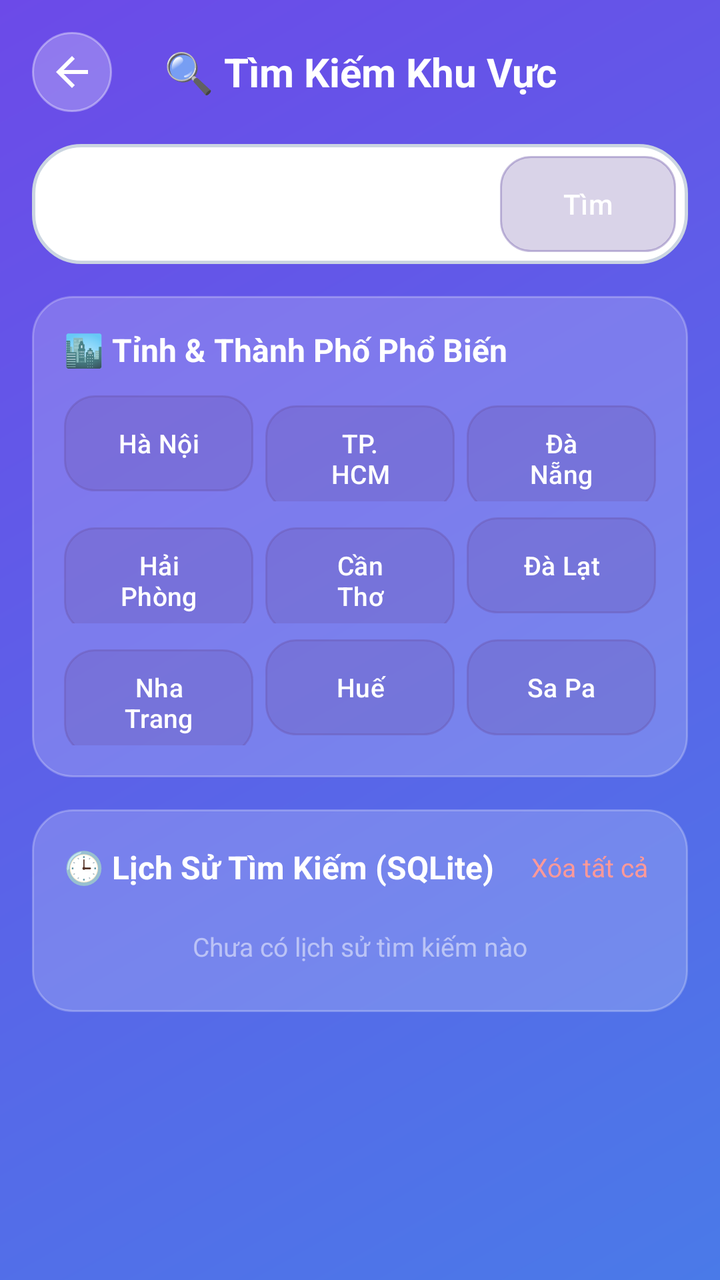
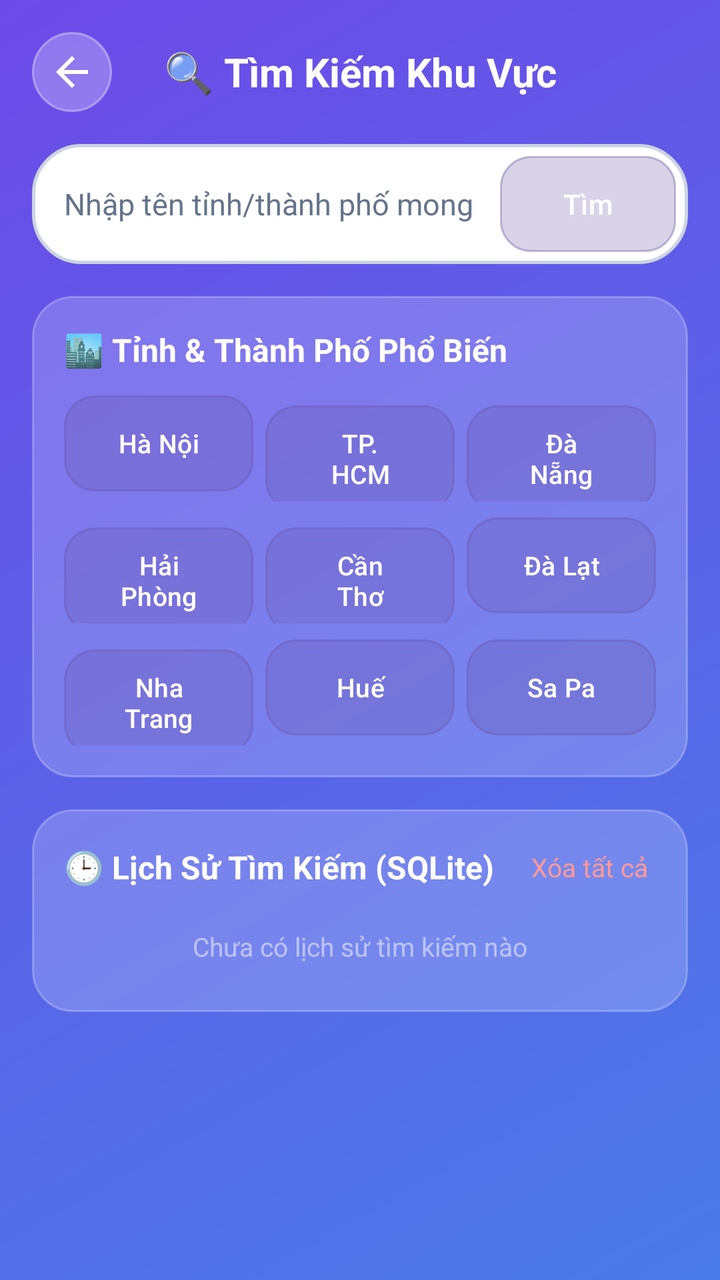

Compare the two renders of this Android layout. The source of the first and the diff that turns it into the second are given below.
<!-- AndroidManifest.xml: application theme Theme.DuBaoThoiTiet -->
<!-- res/layout/activity_search_location.xml -->
<?xml version="1.0" encoding="utf-8"?>
<ScrollView xmlns:android="http://schemas.android.com/apk/res/android"
    xmlns:app="http://schemas.android.com/apk/res-auto"
    android:layout_width="match_parent"
    android:layout_height="match_parent"
    android:background="@drawable/gradient_background"
    android:fillViewport="true"
    android:fitsSystemWindows="true">

    <LinearLayout
        android:layout_width="match_parent"
        android:layout_height="wrap_content"
        android:orientation="vertical"
        android:padding="16dp">

        
        <LinearLayout
            android:layout_width="match_parent"
            android:layout_height="wrap_content"
            android:orientation="horizontal"
            android:gravity="center_vertical"
            android:layout_marginBottom="16dp">

            <ImageButton
                android:id="@+id/btnBackSearchLoc"
                android:layout_width="40dp"
                android:layout_height="40dp"
                android:src="@drawable/ic_back"
                android:background="@drawable/button_circle"
                android:contentDescription="Quay lại"
                app:tint="@android:color/white" />

            <TextView
                android:layout_width="0dp"
                android:layout_height="wrap_content"
                android:layout_weight="1"
                android:text="🔍 Tìm Kiếm Khu Vực"
                android:textColor="@android:color/white"
                android:textSize="20sp"
                android:textStyle="bold"
                android:gravity="center"
                android:layout_marginEnd="40dp"/>
        </LinearLayout>

        
        <LinearLayout
            android:layout_width="match_parent"
            android:layout_height="wrap_content"
            android:orientation="horizontal"
            android:background="@drawable/search_background"
            android:padding="6dp"
            android:gravity="center_vertical"
            android:layout_marginBottom="16dp">

            <EditText
                android:id="@+id/etSearchQuery"
                android:layout_width="0dp"
                android:layout_height="wrap_content"
                android:layout_weight="1"
                android:hint="Nhập tên tỉnh/thành phố mong muốn..."
                android:textColorHint="#80FFFFFF"
                android:textColor="@android:color/white"
                android:background="@android:color/transparent"
                android:padding="10dp"
                android:textSize="15sp"
                android:inputType="text"
                android:imeOptions="actionSearch"/>

            <Button
                android:id="@+id/btnDoSearch"
                android:layout_width="wrap_content"
                android:layout_height="wrap_content"
                android:text="Tìm"
                android:textColor="@android:color/white"
                android:background="@drawable/button_normal"
                android:paddingHorizontal="16dp"/>
        </LinearLayout>

        
        <LinearLayout
            android:id="@+id/layoutSearchSuggestions"
            android:layout_width="match_parent"
            android:layout_height="wrap_content"
            android:orientation="vertical"
            android:background="@drawable/suggestions_background"
            android:padding="8dp"
            android:layout_marginBottom="16dp"
            android:visibility="gone">

            <TextView
                android:id="@+id/tvSuggestionHeader"
                android:layout_width="wrap_content"
                android:layout_height="wrap_content"
                android:text="📍 GỢI Ý ĐỊA PHƯƠNG PHÙ HỢP:"
                android:textColor="#80FFFFFF"
                android:textSize="11sp"
                android:textStyle="bold"
                android:layout_marginBottom="6dp"
                android:layout_marginStart="4dp"/>

            <LinearLayout
                android:id="@+id/containerSuggestions"
                android:layout_width="match_parent"
                android:layout_height="wrap_content"
                android:orientation="vertical"/>
        </LinearLayout>

        
        <LinearLayout
            android:id="@+id/cardSearchResult"
            android:layout_width="match_parent"
            android:layout_height="wrap_content"
            android:orientation="vertical"
            android:background="@drawable/card_background"
            android:padding="16dp"
            android:layout_marginBottom="16dp"
            android:visibility="gone">

            <TextView
                android:id="@+id/tvResultCityName"
                android:layout_width="wrap_content"
                android:layout_height="wrap_content"
                android:text="Đà Nẵng, Việt Nam"
                android:textColor="@android:color/white"
                android:textSize="20sp"
                android:textStyle="bold"/>

            <LinearLayout
                android:layout_width="match_parent"
                android:layout_height="wrap_content"
                android:orientation="horizontal"
                android:gravity="center_vertical"
                android:layout_marginTop="8dp">

                <TextView
                    android:id="@+id/tvResultTemp"
                    android:layout_width="0dp"
                    android:layout_height="wrap_content"
                    android:layout_weight="1"
                    android:text="29°C"
                    android:textColor="@android:color/white"
                    android:textSize="36sp"
                    android:textStyle="bold"/>

                <TextView
                    android:id="@+id/tvResultCondition"
                    android:layout_width="wrap_content"
                    android:layout_height="wrap_content"
                    android:text="🌤️ Nắng đẹp"
                    android:textColor="#E6FFFFFF"
                    android:textSize="16sp"/>
            </LinearLayout>

            <TextView
                android:id="@+id/tvResultDetails"
                android:layout_width="wrap_content"
                android:layout_height="wrap_content"
                android:text="Độ ẩm: 65% | Gió: 12 km/h | UV: 6"
                android:textColor="#B3FFFFFF"
                android:textSize="13sp"
                android:layout_marginTop="6dp"/>

            <Button
                android:id="@+id/btnSetAsMainCity"
                android:layout_width="match_parent"
                android:layout_height="wrap_content"
                android:text="Xem Đầy Đủ Trên Trang Chủ"
                android:textColor="@android:color/white"
                android:background="@drawable/button_normal"
                android:padding="10dp"
                android:layout_marginTop="12dp"/>
        </LinearLayout>

        
        <LinearLayout
            android:layout_width="match_parent"
            android:layout_height="wrap_content"
            android:orientation="vertical"
            android:background="@drawable/card_background"
            android:padding="16dp"
            android:layout_marginBottom="16dp">

            <TextView
                android:layout_width="wrap_content"
                android:layout_height="wrap_content"
                android:text="🏙️ Tỉnh &amp; Thành Phố Phổ Biến"
                android:textColor="@android:color/white"
                android:textSize="16sp"
                android:textStyle="bold"
                android:layout_marginBottom="12dp"/>

            
            <LinearLayout
                android:layout_width="match_parent"
                android:layout_height="wrap_content"
                android:orientation="horizontal"
                android:layout_marginBottom="8dp">

                <Button
                    android:id="@+id/chipHanoi"
                    android:layout_width="0dp"
                    android:layout_height="wrap_content"
                    android:layout_weight="1"
                    android:text="Hà Nội"
                    android:textColor="@android:color/white"
                    android:textSize="13sp"
                    android:background="@drawable/button_normal"
                    android:layout_marginEnd="6dp"/>

                <Button
                    android:id="@+id/chipHcm"
                    android:layout_width="0dp"
                    android:layout_height="wrap_content"
                    android:layout_weight="1"
                    android:text="TP. HCM"
                    android:textColor="@android:color/white"
                    android:textSize="13sp"
                    android:background="@drawable/button_normal"
                    android:layout_marginEnd="6dp"/>

                <Button
                    android:id="@+id/chipDanang"
                    android:layout_width="0dp"
                    android:layout_height="wrap_content"
                    android:layout_weight="1"
                    android:text="Đà Nẵng"
                    android:textColor="@android:color/white"
                    android:textSize="13sp"
                    android:background="@drawable/button_normal"/>
            </LinearLayout>

            
            <LinearLayout
                android:layout_width="match_parent"
                android:layout_height="wrap_content"
                android:orientation="horizontal"
                android:layout_marginBottom="8dp">

                <Button
                    android:id="@+id/chipHaiphong"
                    android:layout_width="0dp"
                    android:layout_height="wrap_content"
                    android:layout_weight="1"
                    android:text="Hải Phòng"
                    android:textColor="@android:color/white"
                    android:textSize="13sp"
                    android:background="@drawable/button_normal"
                    android:layout_marginEnd="6dp"/>

                <Button
                    android:id="@+id/chipCantho"
                    android:layout_width="0dp"
                    android:layout_height="wrap_content"
                    android:layout_weight="1"
                    android:text="Cần Thơ"
                    android:textColor="@android:color/white"
                    android:textSize="13sp"
                    android:background="@drawable/button_normal"
                    android:layout_marginEnd="6dp"/>

                <Button
                    android:id="@+id/chipDalat"
                    android:layout_width="0dp"
                    android:layout_height="wrap_content"
                    android:layout_weight="1"
                    android:text="Đà Lạt"
                    android:textColor="@android:color/white"
                    android:textSize="13sp"
                    android:background="@drawable/button_normal"/>
            </LinearLayout>

            
            <LinearLayout
                android:layout_width="match_parent"
                android:layout_height="wrap_content"
                android:orientation="horizontal">

                <Button
                    android:id="@+id/chipNhatrang"
                    android:layout_width="0dp"
                    android:layout_height="wrap_content"
                    android:layout_weight="1"
                    android:text="Nha Trang"
                    android:textColor="@android:color/white"
                    android:textSize="13sp"
                    android:background="@drawable/button_normal"
                    android:layout_marginEnd="6dp"/>

                <Button
                    android:id="@+id/chipHue"
                    android:layout_width="0dp"
                    android:layout_height="wrap_content"
                    android:layout_weight="1"
                    android:text="Huế"
                    android:textColor="@android:color/white"
                    android:textSize="13sp"
                    android:background="@drawable/button_normal"
                    android:layout_marginEnd="6dp"/>

                <Button
                    android:id="@+id/chipSapa"
                    android:layout_width="0dp"
                    android:layout_height="wrap_content"
                    android:layout_weight="1"
                    android:text="Sa Pa"
                    android:textColor="@android:color/white"
                    android:textSize="13sp"
                    android:background="@drawable/button_normal"/>
            </LinearLayout>

        </LinearLayout>

        
        <LinearLayout
            android:layout_width="match_parent"
            android:layout_height="wrap_content"
            android:orientation="vertical"
            android:background="@drawable/card_background"
            android:padding="16dp"
            android:layout_marginBottom="24dp">

            <LinearLayout
                android:layout_width="match_parent"
                android:layout_height="wrap_content"
                android:orientation="horizontal"
                android:gravity="center_vertical"
                android:layout_marginBottom="10dp">

                <TextView
                    android:layout_width="0dp"
                    android:layout_height="wrap_content"
                    android:layout_weight="1"
                    android:text="🕒 Lịch Sử Tìm Kiếm (SQLite)"
                    android:textColor="@android:color/white"
                    android:textSize="16sp"
                    android:textStyle="bold"/>

                <TextView
                    android:id="@+id/tvClearHistory"
                    android:layout_width="wrap_content"
                    android:layout_height="wrap_content"
                    android:text="Xóa tất cả"
                    android:textColor="#FF9999"
                    android:textSize="13sp"
                    android:clickable="true"
                    android:focusable="true"
                    android:padding="4dp"/>
            </LinearLayout>

            <LinearLayout
                android:id="@+id/layoutHistoryList"
                android:layout_width="match_parent"
                android:layout_height="wrap_content"
                android:orientation="vertical"/>

            <TextView
                android:id="@+id/tvEmptyHistory"
                android:layout_width="wrap_content"
                android:layout_height="wrap_content"
                android:text="Chưa có lịch sử tìm kiếm nào"
                android:textColor="#80FFFFFF"
                android:textSize="13sp"
                android:layout_gravity="center"
                android:padding="8dp"/>
        </LinearLayout>

    </LinearLayout>
</ScrollView>
<!-- resources referenced by this layout -->
<resources>
  <!-- drawable button_circle (drawable) -->
  <?xml version="1.0" encoding="utf-8"?>
  <shape xmlns:android="http://schemas.android.com/apk/res/android"
      android:shape="oval">
      <solid android:color="#40FFFFFF"/>
      <stroke
          android:width="1dp"
          android:color="#60FFFFFF"/>
  </shape>
  <!-- drawable button_normal (drawable) -->
  <?xml version="1.0" encoding="utf-8"?>
  <shape xmlns:android="http://schemas.android.com/apk/res/android"
      android:shape="rectangle">
      <solid android:color="#40FFFFFF"/>
      <corners android:radius="15dp"/>
      <stroke
          android:width="1dp"
          android:color="#60FFFFFF"/>
  </shape>
  <!-- drawable card_background (drawable) -->
  <?xml version="1.0" encoding="utf-8"?>
  <shape xmlns:android="http://schemas.android.com/apk/res/android"
      android:shape="rectangle">
      <solid android:color="#30FFFFFF"/>
      <corners android:radius="20dp"/>
      <stroke
          android:width="1dp"
          android:color="#40FFFFFF"/>
  </shape>
  <!-- drawable gradient_background (drawable) -->
  <?xml version="1.0" encoding="utf-8"?>
  <shape xmlns:android="http://schemas.android.com/apk/res/android">
      <gradient
          android:angle="135"
          android:startColor="@color/gradientStart"
          android:endColor="@color/gradientEnd"
          android:type="linear"/>
  </shape>
  <!-- drawable ic_back (drawable) -->
  <?xml version="1.0" encoding="utf-8"?>
  <vector xmlns:android="http://schemas.android.com/apk/res/android"
      android:width="24dp"
      android:height="24dp"
      android:viewportWidth="24"
      android:viewportHeight="24">
      <path
          android:fillColor="@android:color/white"
          android:pathData="M20,11H7.83l5.59,-5.59L12,4l-8,8 8,8 1.41,-1.41L7.83,13H20v-2z"/>
  </vector>
  <!-- drawable search_background (drawable) -->
  <?xml version="1.0" encoding="utf-8"?>
  <shape xmlns:android="http://schemas.android.com/apk/res/android"
      android:shape="rectangle">
      <solid android:color="@color/searchBoxBg"/>
      <corners android:radius="24dp"/>
      <stroke
          android:width="1.5dp"
          android:color="@color/searchBoxBorder"/>
  </shape>
  <!-- drawable suggestions_background (drawable) -->
  <?xml version="1.0" encoding="utf-8"?>
  <shape xmlns:android="http://schemas.android.com/apk/res/android"
      android:shape="rectangle">
      <solid android:color="@color/suggestionBg"/>
      <corners android:radius="16dp"/>
      <stroke
          android:width="1dp"
          android:color="@color/suggestionDivider"/>
  </shape>
  <style name="Theme.DuBaoThoiTiet" parent="Base.Theme.DuBaoThoiTiet" />
  <color name="gradientStart">#4A7AE8</color>
  <color name="gradientEnd">#6C4AE8</color>
  <color name="searchBoxBg">#FFFFFF</color>
  <color name="searchBoxBorder">#CBD5E1</color>
  <color name="suggestionBg">#FFFFFF</color>
  <color name="suggestionDivider">#E2E8F0</color>
  <style name="Base.Theme.DuBaoThoiTiet" parent="Theme.Material3.DayNight.NoActionBar">
          <item name="android:fitsSystemWindows">true</item>
      </style>
</resources>

<!-- the commit's change to res/layout/activity_search_location.xml (unified diff, before → after) -->
@@ -58,8 +58,8 @@
                 android:layout_height="wrap_content"
                 android:layout_weight="1"
                 android:hint="Nhập tên tỉnh/thành phố mong muốn..."
-                android:textColorHint="#80FFFFFF"
-                android:textColor="@android:color/white"
+                android:textColorHint="@color/searchBoxHint"
+                android:textColor="@color/searchBoxText"
                 android:background="@android:color/transparent"
                 android:padding="10dp"
                 android:textSize="15sp"
<!-- resource entries referenced after the edit -->
@@ -1,5 +1,7 @@
 <!-- resources referenced by this layout -->
 <resources>
+  <color name="searchBoxHint">#64748B</color>
+  <color name="searchBoxText">#0F172A</color>
   <!-- drawable button_circle (drawable) -->
   <?xml version="1.0" encoding="utf-8"?>
   <shape xmlns:android="http://schemas.android.com/apk/res/android"
